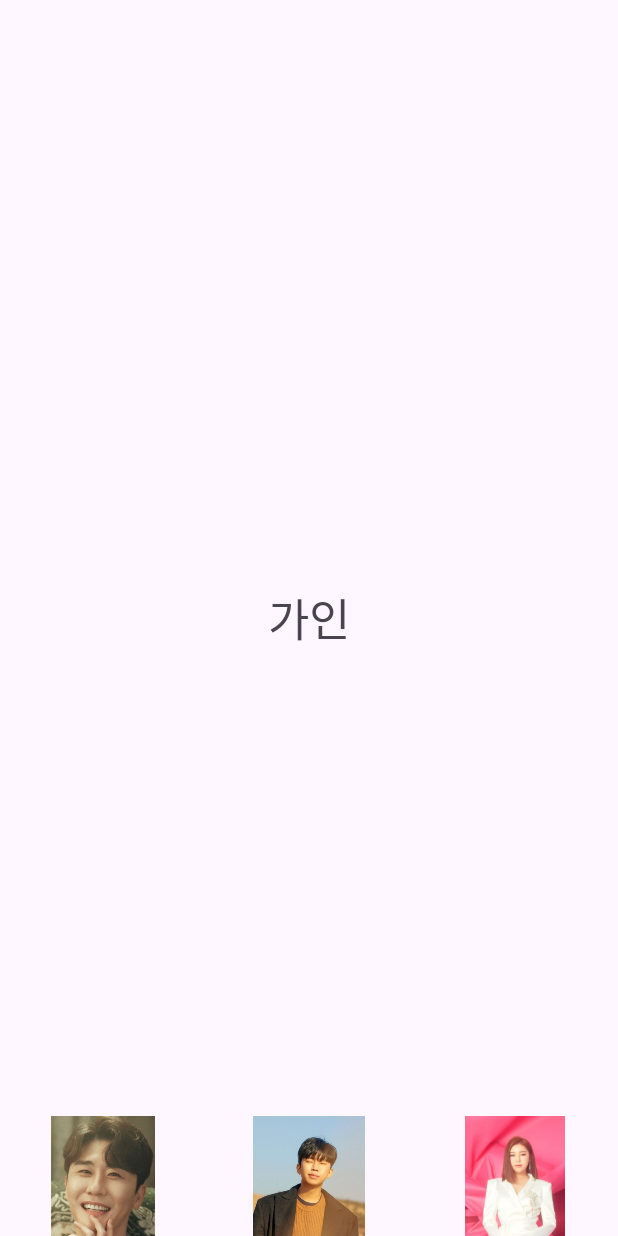
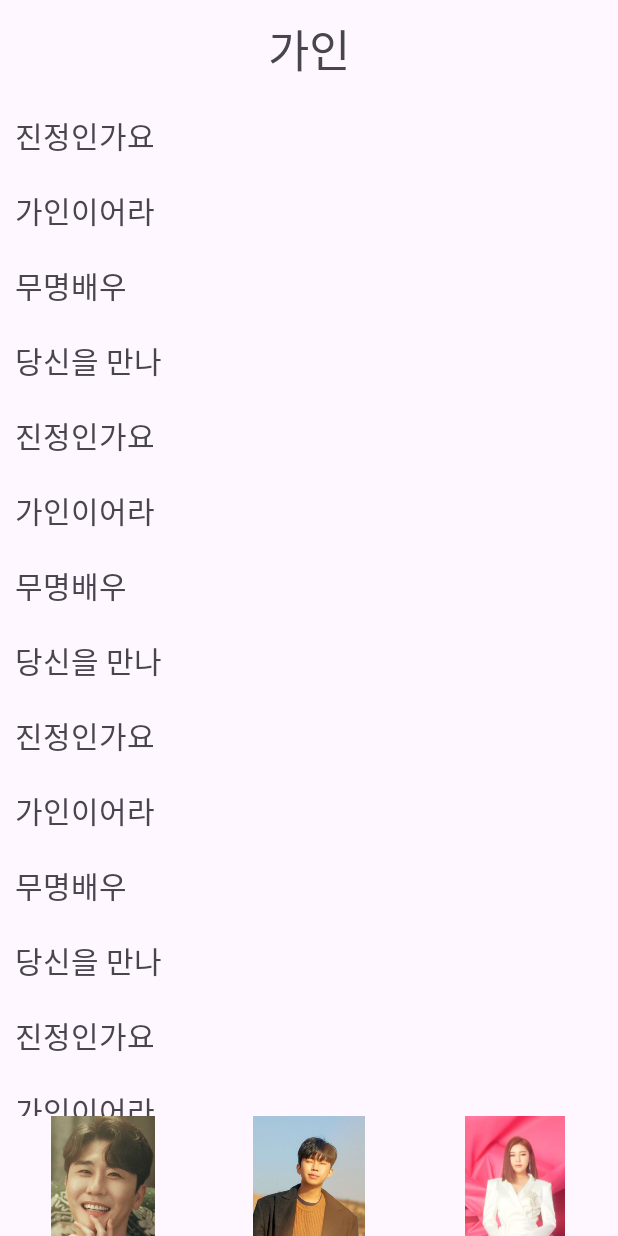
Before and after one commit to Dalso13/trot-list, an Android app: the Sing2Fragment screen opened through its navigation route, after a tap on an icon or button, on a phone screen of 412 x 824 dp. Run offline under Robolectric (Android 15) with nearby library versions, the phone set to English and light mode, and no system bars.

Commit message:
feat: 노래 리스트 띄우기

```diff
--- a/app/src/main/java/com/jdw/trot_list/Sing1Fragment.kt
+++ b/app/src/main/java/com/jdw/trot_list/Sing1Fragment.kt
@@ -33,7 +33,18 @@ class Sing1Fragment : Fragment() {
             it.findNavController().navigate(R.id.action_sing1Fragment_to_sing3Fragment)
         }
 
+        // 리스트 띄우기
+        val rv = view.findViewById<RecyclerView>(R.id.rv)
 
+        val items = mutableListOf<String>(
+            "막걸리 한잔",
+            "찐이야",
+            "니가 왜 거기서 나와"
+        )
+
+        val rvAdapter = RVAdapter(items)
+        rv.adapter = rvAdapter
+        rv.layoutManager = LinearLayoutManager(context)
 
 
 
--- a/app/src/main/java/com/jdw/trot_list/Sing2Fragment.kt
+++ b/app/src/main/java/com/jdw/trot_list/Sing2Fragment.kt
@@ -7,6 +7,8 @@ import android.view.View
 import android.view.ViewGroup
 import android.widget.ImageView
 import androidx.navigation.findNavController
+import androidx.recyclerview.widget.LinearLayoutManager
+import androidx.recyclerview.widget.RecyclerView
 
 class Sing2Fragment : Fragment() {
 
@@ -31,6 +33,19 @@ class Sing2Fragment : Fragment() {
         }
 
 
+        // 리스트 띄우기
+        val rv = view.findViewById<RecyclerView>(R.id.rv)
+
+        val items = mutableListOf<String>(
+            "사랑은 늘 도망가",
+            "HERO",
+            "어느 60대 노부부이야기"
+        )
+
+        val rvAdapter = RVAdapter(items)
+        rv.adapter = rvAdapter
+        rv.layoutManager = LinearLayoutManager(context)
+
         return view
     }
 
--- a/app/src/main/java/com/jdw/trot_list/Sing3Fragment.kt
+++ b/app/src/main/java/com/jdw/trot_list/Sing3Fragment.kt
@@ -7,6 +7,8 @@ import android.view.View
 import android.view.ViewGroup
 import android.widget.ImageView
 import androidx.navigation.findNavController
+import androidx.recyclerview.widget.LinearLayoutManager
+import androidx.recyclerview.widget.RecyclerView
 
 
 class Sing3Fragment : Fragment() {
@@ -31,6 +33,33 @@ class Sing3Fragment : Fragment() {
         }
 
 
+        // 리스트 띄우기
+        val rv = view.findViewById<RecyclerView>(R.id.rv)
+
+        val items = mutableListOf<String>(
+            "진정인가요",
+            "가인이어라",
+            "무명배우",
+            "당신을 만나",
+            "진정인가요",
+            "가인이어라",
+            "무명배우",
+            "당신을 만나",
+            "진정인가요",
+            "가인이어라",
+            "무명배우",
+            "당신을 만나",
+            "진정인가요",
+            "가인이어라",
+            "무명배우",
+            "당신을 만나",
+        )
+
+        val rvAdapter = RVAdapter(items)
+        rv.adapter = rvAdapter
+        rv.layoutManager = LinearLayoutManager(context)
+
+
         return view
     }
 
--- a/app/src/main/res/layout/fragment_sing1.xml
+++ b/app/src/main/res/layout/fragment_sing1.xml
@@ -7,6 +7,10 @@
     tools:context=".Sing1Fragment">
 
     <!-- TODO: Update blank fragment layout -->
+    <LinearLayout
+        android:layout_width="match_parent"
+        android:layout_height="match_parent"
+        android:orientation="vertical">
         <TextView
             android:layout_margin="10dp"
             app:layout_constraintBaseline_toTopOf="parent"
@@ -19,10 +23,12 @@
             android:id="@+id/rv"
             app:layout_constraintBaseline_toTopOf="parent"
             android:layout_marginBottom="80dp"
-        android:layout_marginTop="50dp"
+
             android:layout_width="match_parent"
             android:layout_height="wrap_content"
             />
+    </LinearLayout>
+
     <LinearLayout
         android:layout_width="match_parent"
         android:layout_height="80dp"
--- a/app/src/main/res/layout/fragment_sing2.xml
+++ b/app/src/main/res/layout/fragment_sing2.xml
@@ -7,12 +7,27 @@
     tools:context=".Sing2Fragment">
 
     <!-- TODO: Update blank fragment layout -->
-    <TextView
-        android:gravity="center"
-        android:textSize="30sp"
+    <LinearLayout
         android:layout_width="match_parent"
         android:layout_height="match_parent"
-        android:text="영웅" />
+        android:orientation="vertical">
+        <TextView
+            android:layout_margin="10dp"
+            app:layout_constraintBaseline_toTopOf="parent"
+            android:gravity="center"
+            android:textSize="30sp"
+            android:layout_width="match_parent"
+            android:layout_height="wrap_content"
+            android:text="영웅" />
+        <androidx.recyclerview.widget.RecyclerView
+            android:id="@+id/rv"
+            app:layout_constraintBaseline_toTopOf="parent"
+            android:layout_marginBottom="80dp"
+
+            android:layout_width="match_parent"
+            android:layout_height="wrap_content"
+            />
+    </LinearLayout>
 
     <LinearLayout
         android:layout_width="match_parent"
--- a/app/src/main/res/layout/fragment_sing3.xml
+++ b/app/src/main/res/layout/fragment_sing3.xml
@@ -7,12 +7,27 @@
     tools:context=".Sing3Fragment">
 
     <!-- TODO: Update blank fragment layout -->
-    <TextView
-        android:gravity="center"
-        android:textSize="30sp"
+    <LinearLayout
         android:layout_width="match_parent"
         android:layout_height="match_parent"
-        android:text="가인" />
+        android:orientation="vertical">
+        <TextView
+            android:layout_margin="10dp"
+            app:layout_constraintBaseline_toTopOf="parent"
+            android:gravity="center"
+            android:textSize="30sp"
+            android:layout_width="match_parent"
+            android:layout_height="wrap_content"
+            android:text="가인" />
+        <androidx.recyclerview.widget.RecyclerView
+            android:id="@+id/rv"
+            app:layout_constraintBaseline_toTopOf="parent"
+            android:layout_marginBottom="80dp"
+
+            android:layout_width="match_parent"
+            android:layout_height="wrap_content"
+            />
+    </LinearLayout>
 
     <LinearLayout
         android:layout_width="match_parent"
```
Lines whose indentation alone changed are shown as unchanged.
